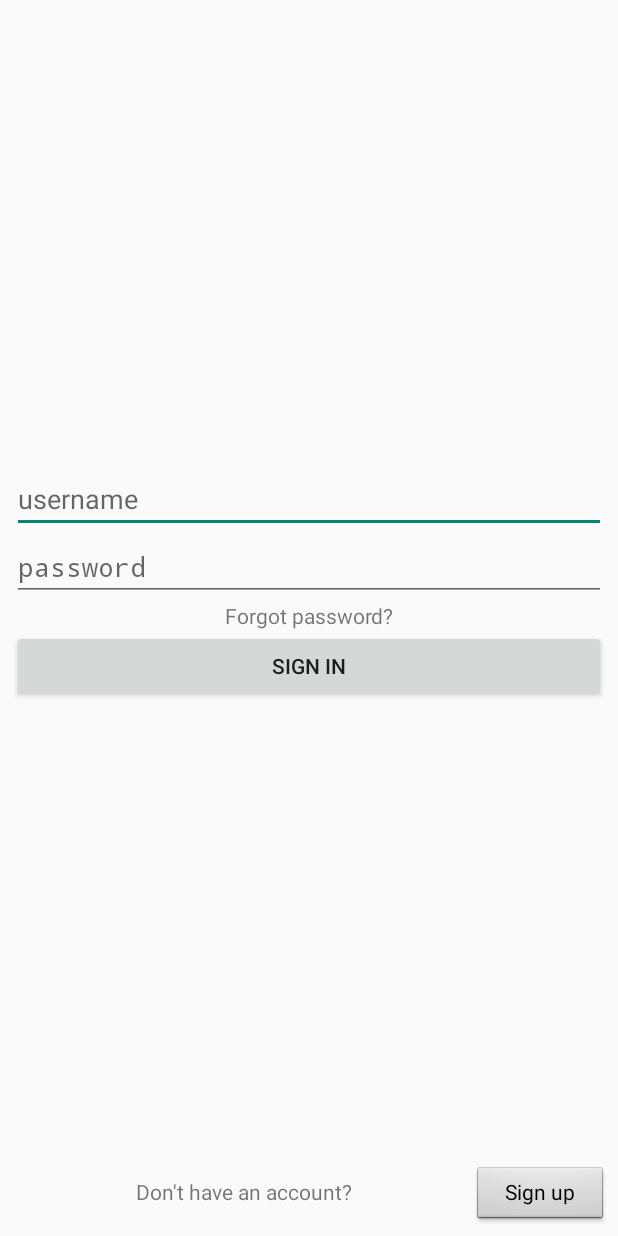
After one commit to meltingscales/workout-image-equipment-classifier, an Android app: the layout activity_login.xml on its own in the app's theme, with its tools: preview values and no code run, on a phone screen of 412 x 824 dp. The commit adds this screen. Run offline under Robolectric (Android 15) with nearby library versions, the phone set to English and light mode, and no system bars.

Commit message:
add login screen

```diff
--- a/android_apps/tensorflow_for_poets_tflite/app/src/main/AndroidManifest.xml
+++ b/android_apps/tensorflow_for_poets_tflite/app/src/main/AndroidManifest.xml
@@ -1,4 +1,4 @@
-<?xml version="1.0" encoding="UTF-8"?><!--
+<?xml version="1.0" encoding="utf-8"?><!--
  Copyright 2014 The Android Open Source Project
 
  Licensed under the Apache License, Version 2.0 (the "License");
@@ -13,7 +13,6 @@
  See the License for the specific language governing permissions and
  limitations under the License.
 -->
-
 <manifest xmlns:android="http://schemas.android.com/apk/res/android"
     package="com.example.android.tflitecamerademo">
 
@@ -22,20 +21,26 @@
     <uses-feature android:name="android.hardware.camera" />
     <uses-feature android:name="android.hardware.camera.autofocus" />
 
+    <!-- To auto-complete the email text field in the login form with the user's emails -->
+    <uses-permission android:name="android.permission.GET_ACCOUNTS" />
+    <uses-permission android:name="android.permission.READ_PROFILE" />
+    <uses-permission android:name="android.permission.READ_CONTACTS" />
 
     <application
         android:allowBackup="true"
         android:icon="@drawable/ic_launcher"
         android:label="@string/app_name"
         android:theme="@style/MaterialTheme">
-
         <activity
-            android:name="com.example.android.tflitecamerademo.CameraActivity"
-            android:label="@string/app_name">
+            android:name=".CameraActivity"
+            android:label="@string/app_name" />
+        <activity android:name="scanfit.activities.LoginActivity">
             <intent-filter>
                 <action android:name="android.intent.action.MAIN" />
+
                 <category android:name="android.intent.category.LAUNCHER" />
             </intent-filter>
+
         </activity>
     </application>
 
--- /dev/null
+++ b/android_apps/tensorflow_for_poets_tflite/app/src/main/java/scanfit/activities/LoginActivity.java
@@ -0,0 +1,31 @@
+package scanfit.activities;
+
+import android.content.Intent;
+import android.os.Bundle;
+import android.support.v7.app.AppCompatActivity;
+import android.view.View;
+import android.widget.Button;
+
+import com.example.android.tflitecamerademo.CameraActivity;
+import com.example.android.tflitecamerademo.R;
+
+public class LoginActivity extends AppCompatActivity {
+
+    @Override
+    protected void onCreate(Bundle savedInstanceState) {
+
+        setTheme(R.style.Theme_AppCompat);
+
+        super.onCreate(savedInstanceState);
+        setContentView(R.layout.activity_login);
+
+        Button buttonLogin = findViewById(R.id.buttonLogin);
+
+        buttonLogin.setOnClickListener(new View.OnClickListener() {
+            @Override
+            public void onClick(View v) {
+                startActivity(new Intent(getApplicationContext(), CameraActivity.class));
+            }
+        });
+    }
+}
--- /dev/null
+++ b/android_apps/tensorflow_for_poets_tflite/app/src/main/res/layout/activity_login.xml
@@ -0,0 +1,85 @@
+<?xml version="1.0" encoding="utf-8"?>
+<android.support.constraint.ConstraintLayout xmlns:android="http://schemas.android.com/apk/res/android"
+    xmlns:app="http://schemas.android.com/apk/res-auto"
+    xmlns:tools="http://schemas.android.com/tools"
+    android:layout_width="match_parent"
+    android:layout_height="match_parent"
+    tools:context="scanfit.activities.LoginActivity">
+
+    <LinearLayout
+        android:layout_width="0dp"
+        android:layout_height="wrap_content"
+        android:layout_marginBottom="8dp"
+        android:layout_marginEnd="8dp"
+        android:layout_marginStart="8dp"
+        android:layout_marginTop="8dp"
+        android:gravity="center_vertical"
+        android:orientation="vertical"
+        app:layout_constraintBottom_toTopOf="@+id/linearLayout"
+        app:layout_constraintEnd_toEndOf="parent"
+        app:layout_constraintStart_toStartOf="parent"
+        app:layout_constraintTop_toTopOf="parent">
+
+        <EditText
+            android:id="@+id/editTextUsername"
+            android:layout_width="match_parent"
+            android:layout_height="wrap_content"
+            android:ems="10"
+            android:hint="@string/username"
+            android:inputType="textPersonName" />
+
+        <EditText
+            android:id="@+id/editTextPassword"
+            android:layout_width="match_parent"
+            android:layout_height="wrap_content"
+            android:ems="10"
+            android:hint="@string/password"
+            android:inputType="textPassword" />
+
+        <TextView
+            android:id="@+id/textViewForgot"
+            android:layout_width="match_parent"
+            android:layout_height="match_parent"
+            android:gravity="center"
+            android:text="@string/forgotPassword" />
+
+        <Button
+            android:id="@+id/buttonLogin"
+            android:layout_width="match_parent"
+            android:layout_height="wrap_content"
+            android:text="@string/title_activity_login" />
+    </LinearLayout>
+
+    <LinearLayout
+        android:id="@+id/linearLayout"
+        android:layout_width="0dp"
+        android:layout_height="wrap_content"
+        android:layout_marginBottom="8dp"
+        android:layout_marginEnd="8dp"
+        android:layout_marginStart="8dp"
+        android:gravity="center_horizontal"
+        android:orientation="horizontal"
+        app:layout_constraintBottom_toBottomOf="parent"
+        app:layout_constraintEnd_toEndOf="parent"
+        app:layout_constraintStart_toStartOf="parent">
+
+        <TextView
+            android:id="@+id/textViewSignup"
+            android:layout_width="wrap_content"
+            android:layout_height="wrap_content"
+            android:layout_weight="1"
+            android:gravity="center_horizontal"
+            android:text="Don't have an account?"
+            tools:layout_editor_absoluteX="30dp"
+            tools:layout_editor_absoluteY="452dp" />
+
+        <Button
+            android:id="@+id/buttonSignup"
+            style="@android:style/Widget.Button.Small"
+            android:layout_width="wrap_content"
+            android:layout_height="38dp"
+            android:layout_weight="0"
+            android:text="Sign up" />
+
+    </LinearLayout>
+</android.support.constraint.ConstraintLayout>
--- /dev/null
+++ b/android_apps/tensorflow_for_poets_tflite/app/src/main/res/values/dimens.xml
@@ -0,0 +1,5 @@
+<resources>
+    <!-- Default screen margins, per the Android Design guidelines. -->
+    <dimen name="activity_horizontal_margin">16dp</dimen>
+    <dimen name="activity_vertical_margin">16dp</dimen>
+</resources>
--- a/android_apps/tensorflow_for_poets_tflite/app/src/main/res/values/strings.xml
+++ b/android_apps/tensorflow_for_poets_tflite/app/src/main/res/values/strings.xml
@@ -21,4 +21,21 @@
     <string name="toggle_turn_on">NN:On</string>
     <string name="toggle_turn_off">NN:Off</string>
     <string name="toggle">Use NNAPI</string>
+    <string name="title_activity_login">Sign in</string>
+
+    <!-- Strings related to login -->
+    <string name="prompt_email">Email</string>
+    <string name="prompt_password">Password (optional)</string>
+    <string name="action_sign_in">Sign in or register</string>
+    <string name="action_sign_in_short">Sign in</string>
+    <string name="error_invalid_email">This email address is invalid</string>
+    <string name="error_invalid_password">This password is too short</string>
+    <string name="error_incorrect_password">This password is incorrect</string>
+    <string name="error_field_required">This field is required</string>
+    <string name="permission_rationale">"Contacts permissions are needed for providing email
+        completions."
+    </string>
+    <string name="username">username</string>
+    <string name="password">password</string>
+    <string name="forgotPassword">Forgot password?</string>
 </resources>
```
